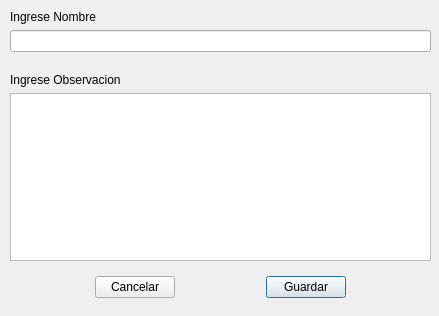
Old version of the form ui_ingnomobscarac.ui in the repository benArambide/ProyFinal-IS2.
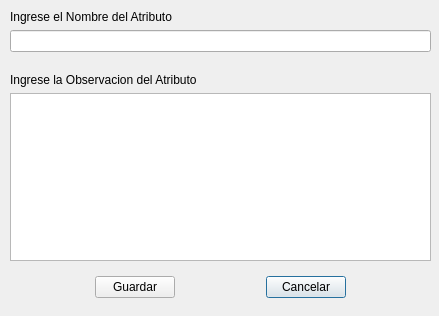
New version of the form.

```diff
--- a/ui_ingnomobscarac.ui
+++ b/ui_ingnomobscarac.ui
@@ -26,7 +26,7 @@
     <item row="1" column="0">
      <widget class="QLabel" name="label">
       <property name="text">
-       <string>Ingrese Nombre</string>
+       <string>Ingrese el Nombre del Atributo</string>
       </property>
      </widget>
     </item>
@@ -39,7 +39,7 @@
     <item row="4" column="0">
      <widget class="QLabel" name="label_2">
       <property name="text">
-       <string>Ingrese Observacion</string>
+       <string>Ingrese la Observacion del Atributo</string>
       </property>
      </widget>
     </item>
@@ -69,19 +69,19 @@
    </property>
    <layout class="QGridLayout" name="gridLayout_2">
     <item row="1" column="4">
-     <widget class="QPushButton" name="pushButton">
-      <property name="text">
-       <string>Guardar</string>
-      </property>
-     </widget>
-    </item>
-    <item row="1" column="1">
-     <widget class="QPushButton" name="pushButton_2">
+     <widget class="QPushButton" name="Boton_IngNomObs_cancelar">
       <property name="text">
        <string>Cancelar</string>
       </property>
      </widget>
     </item>
+    <item row="1" column="1">
+     <widget class="QPushButton" name="Boton_IngNomObs_guardar">
+      <property name="text">
+       <string>Guardar</string>
+      </property>
+     </widget>
+    </item>
     <item row="1" column="0">
      <spacer name="horizontalSpacer">
       <property name="orientation">
```
